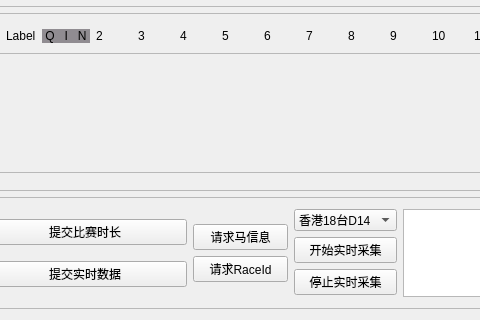
This is OCRProject/Ui/OcrControl.ui in ThePowerOfSwift/OCR_LIVE_HISTORY as Qt 5 draws it before an edit; both pictures show x 250 to 730 and y 557 to 877 of the 1051 by 877 pixel window. The edited form follows.
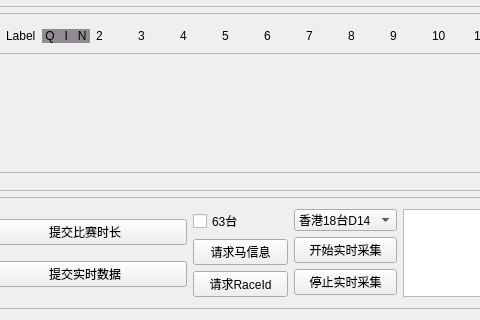
This is the edited form.

```diff
--- a/OCRProject/Ui/OcrControl.ui
+++ b/OCRProject/Ui/OcrControl.ui
@@ -1206,6 +1206,13 @@
                <layout class="QVBoxLayout" name="verticalLayout_15">
                 <item>
                  <layout class="QVBoxLayout" name="verticalLayout_10">
+                  <item>
+                   <widget class="QCheckBox" name="is63TAICheckBox">
+                    <property name="text">
+                     <string>63台</string>
+                    </property>
+                   </widget>
+                  </item>
                   <item>
                    <widget class="QPushButton" name="requestHorseInfoBtn">
                     <property name="text">
```
Left out of the diff: 2 changed lines with no effect on the pictures.
